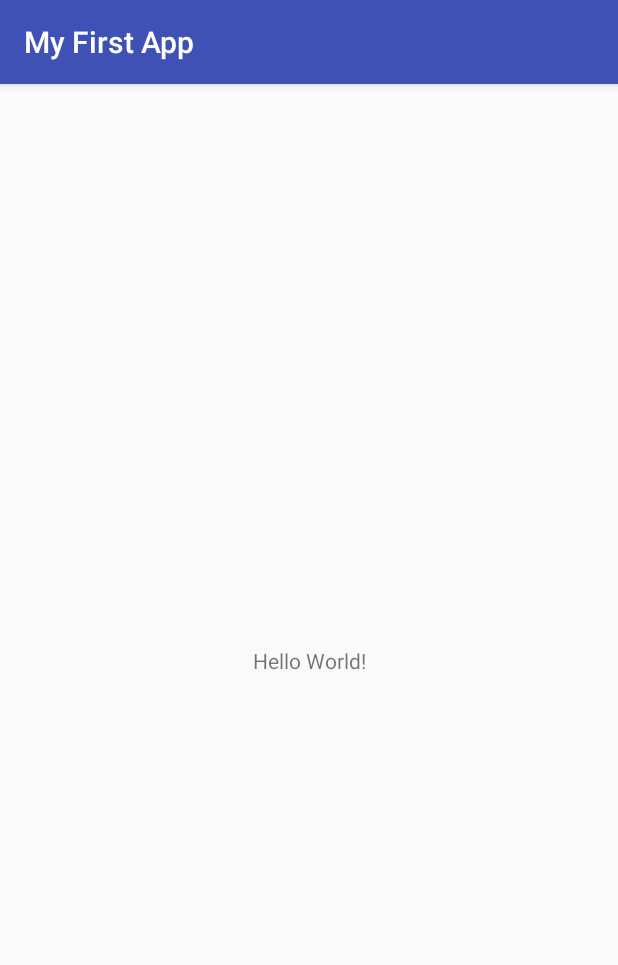
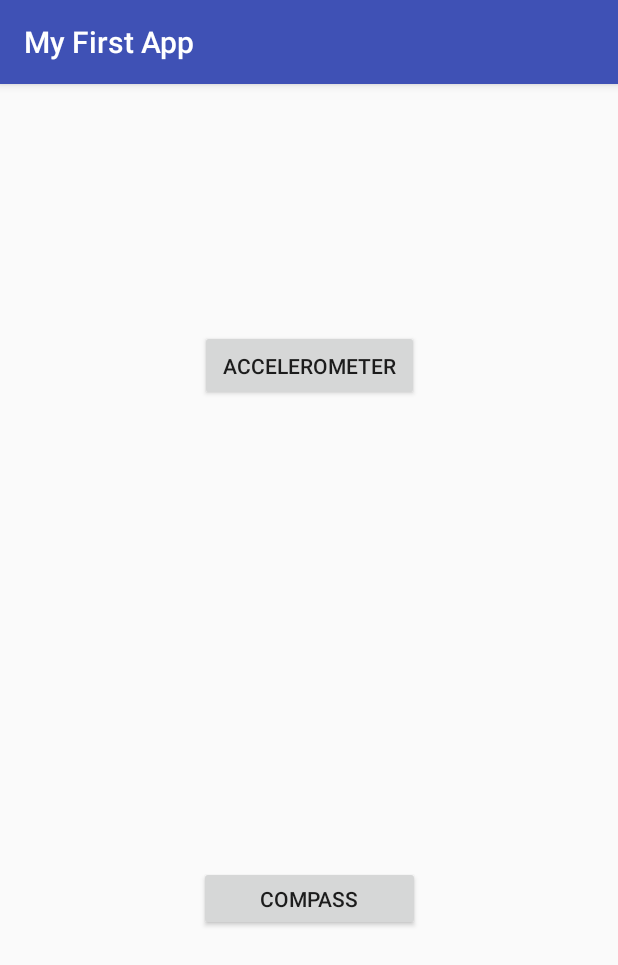
Before and after one commit to HannaLindwall/MyFirstApp, an Android app: the screen it shows after launch (MainActivity), on a phone screen of 412 x 824 dp. Shown: the top 965 px of the screen. Run offline under Robolectric (Android 15) with nearby library versions, the phone set to English and light mode, and no system bars.

Commit message:
please work

```diff
--- a/app/build.gradle
+++ b/app/build.gradle
@@ -26,5 +26,6 @@ dependencies {
     })
     compile 'com.android.support:appcompat-v7:25.3.0'
     compile 'com.android.support.constraint:constraint-layout:1.0.2'
+    compile 'com.android.support:design:25.3.0'
     testCompile 'junit:junit:4.12'
 }
--- a/app/src/main/java/com/example/hanna/myfirstapp/MainActivity.java
+++ b/app/src/main/java/com/example/hanna/myfirstapp/MainActivity.java
@@ -1,13 +1,24 @@
 package com.example.hanna.myfirstapp;
 
+import android.content.Intent;
 import android.support.v7.app.AppCompatActivity;
 import android.os.Bundle;
+import android.view.View;
 
 public class MainActivity extends AppCompatActivity {
-
+    public static final String EXTRA_MESSAGE = "com.example.myfirstapp.MESSAGE";
     @Override
     protected void onCreate(Bundle savedInstanceState) {
         super.onCreate(savedInstanceState);
         setContentView(R.layout.activity_main);
     }
+    public void sendMessage(View view) {
+        Intent intent = null;
+        if(view.getId()== R.id.button) {
+             intent = new Intent(this, DisplayAccelometerActivity.class);
+        } else {
+            intent = new Intent(this, DisplayCompassActivity.class);
+        }
+        startActivity(intent);
+    }
 }
--- a/app/src/main/res/layout/activity_main.xml
+++ b/app/src/main/res/layout/activity_main.xml
@@ -6,13 +6,33 @@
     android:layout_height="match_parent"
     tools:context="com.example.hanna.myfirstapp.MainActivity">
 
-    <TextView
-        android:layout_width="wrap_content"
-        android:layout_height="wrap_content"
-        android:text="Hello World!"
-        app:layout_constraintBottom_toBottomOf="parent"
+    <Button
+        android:id="@+id/button"
+        android:layout_width="146dp"
+        android:layout_height="47dp"
+        android:hint="@string/button"
+        android:onClick="sendMessage"
+        android:text="Accelerometer"
         app:layout_constraintLeft_toLeftOf="parent"
         app:layout_constraintRight_toRightOf="parent"
-        app:layout_constraintTop_toTopOf="parent" />
+        android:layout_marginRight="8dp"
+        android:layout_marginLeft="8dp"
+        app:layout_constraintTop_toTopOf="parent"
+        android:layout_marginTop="164dp" />
+
+    <Button
+        android:id="@+id/button2"
+        android:layout_width="147dp"
+        android:layout_height="43dp"
+        android:hint="@string/button2"
+        android:onClick="sendMessage"
+        android:text="Compass"
+        app:layout_constraintLeft_toLeftOf="parent"
+        app:layout_constraintRight_toRightOf="parent"
+        app:layout_constraintBottom_toBottomOf="parent"
+        app:layout_constraintHorizontal_bias="0.502"
+        android:layout_marginBottom="203dp"
+        android:layout_marginRight="8dp"
+        android:layout_marginLeft="8dp" />
 
 </android.support.constraint.ConstraintLayout>
--- /dev/null
+++ b/app/src/main/res/values/dimens.xml
@@ -0,0 +1,3 @@
+<resources>
+    <dimen name="fab_margin">16dp</dimen>
+</resources>
--- a/app/src/main/res/values/strings.xml
+++ b/app/src/main/res/values/strings.xml
@@ -1,3 +1,9 @@
 <resources>
     <string name="app_name">My First App</string>
+    <string name="button">Accelerometer</string>
+    <string name="button2">Compass</string>
+    <string name="textView2">0</string>
+    <string name="title_activity_display_accelometer">DisplayAccelometerActivity</string>
+
+
 </resources>
```
Also changed, not shown: app/src/main/AndroidManifest.xml (+16 -0 lines), app/src/main/java/com/example/hanna/myfirstapp/DisplayAccelometerActivity.java (added, +64 -0 lines), app/src/main/java/com/example/hanna/myfirstapp/DisplayCompassActivity.java (added, +100 -0 lines), app/src/main/java/com/example/hanna/myfirstapp/SensorActivity.java (added, +38 -0 lines), app/src/main/res/layout/activity_compass_message.xml (added, +57 -0 lines), app/src/main/res/layout/activity_display_accelometer.xml (added, +49 -0 lines), app/src/main/res/values/styles.xml (+9 -0 lines), app/src/main/ic_launcher-web.png (added), app/src/main/res/drawable/doge.png (added), app/src/main/res/mipmap-hdpi/ic_launcher.png, app/src/main/res/mipmap-mdpi/ic_launcher.png, app/src/main/res/mipmap-xhdpi/ic_launcher.png, app/src/main/res/mipmap-xxhdpi/ic_launcher.png, app/src/main/res/mipmap-xxxhdpi/ic_launcher.png, 1 other file.
